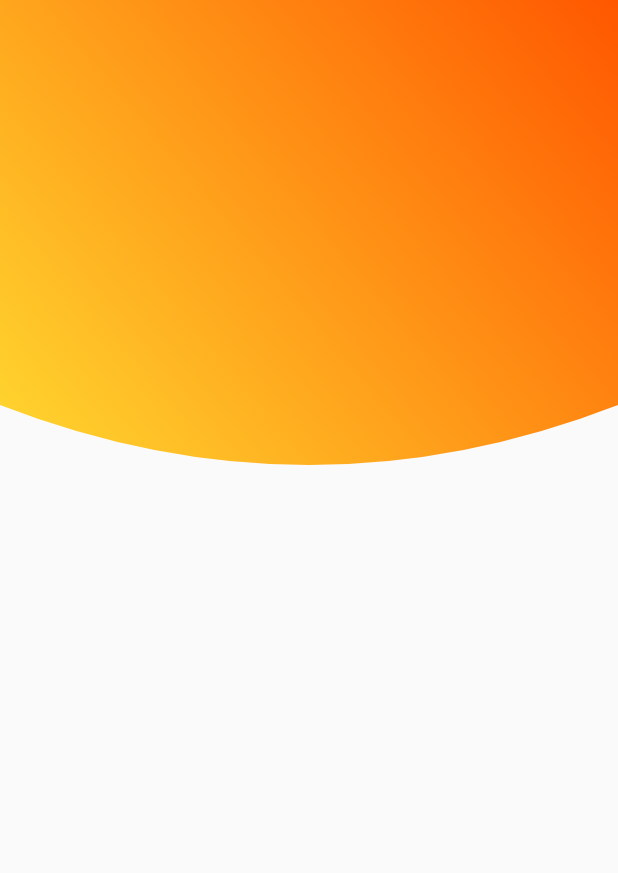
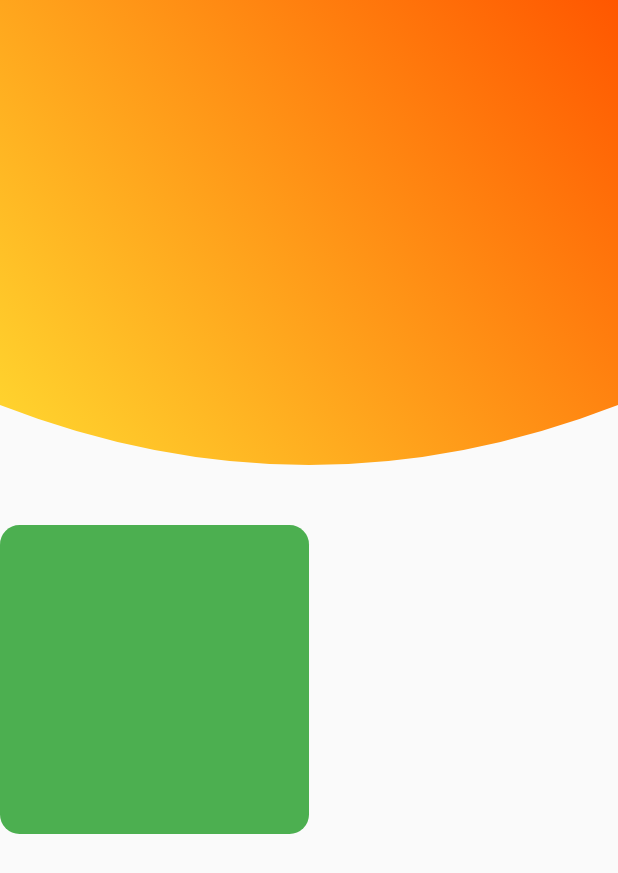
Before and after one commit to Kochchiye-Ko/Mobile, a Flutter app: the Driverhome screen opened directly, on a phone screen of 412 x 824 dp. Shown: the top 873 px of the screen. Run offline on Flutter 3.47's test engine with Material 2 defaults, Android fonts, the phone set to English and light mode, and no system bars; our stand-ins replace cloud_firestore, firebase_auth, flutter_spinkit, google_maps_flutter, google_sign_in, location and 1 more; missing offline and left inert: background_location, flutter_auth_buttons, geoflutterfire; accounts and stored records are empty.

Commit message:
Driver home updating

```diff
--- a/lib/Driver/Driverhome.dart
+++ b/lib/Driver/Driverhome.dart
@@ -20,8 +20,21 @@ class _DriverhomeState extends State<Driverhome> {
                   gradient: LinearGradient(
                       begin: Alignment.topRight,
                       end: Alignment.bottomLeft,
-                      colors: [const Color(0xFFFF5700), const Color(0xFFFFDF32)])),
+                      colors: [
+                    const Color(0xFFFF5700),
+                    const Color(0xFFFFDF32)
+                  ])),
             ),
+          ),
+          Container(
+            child: Expanded(child: GridView.count(crossAxisCount: 2,children: <Widget>[
+              Container(
+                decoration: BoxDecoration(
+                  color:Colors.green,
+                  borderRadius: BorderRadius.circular(13)
+                ),
+              )
+            ],)),
           )
         ],
       ),
@@ -29,12 +42,13 @@ class _DriverhomeState extends State<Driverhome> {
   }
 }
 
-class MyClipper extends CustomClipper<Path>{
+class MyClipper extends CustomClipper<Path> {
   @override
   Path getClip(Size size) {
-    var path=Path();
-    path.lineTo(0, size.height-80);
-    path.quadraticBezierTo(size.width/2,size.height , size.width, size.height-80);
+    var path = Path();
+    path.lineTo(0, size.height - 80);
+    path.quadraticBezierTo(
+        size.width / 2, size.height, size.width, size.height - 80);
     path.lineTo(size.width, 0);
     path.close();
     return path;
@@ -42,8 +56,6 @@ class MyClipper extends CustomClipper<Path>{
 
   @override
   bool shouldReclip(CustomClipper<Path> oldClipper) {
-
     return null;
   }
-
 }
```
